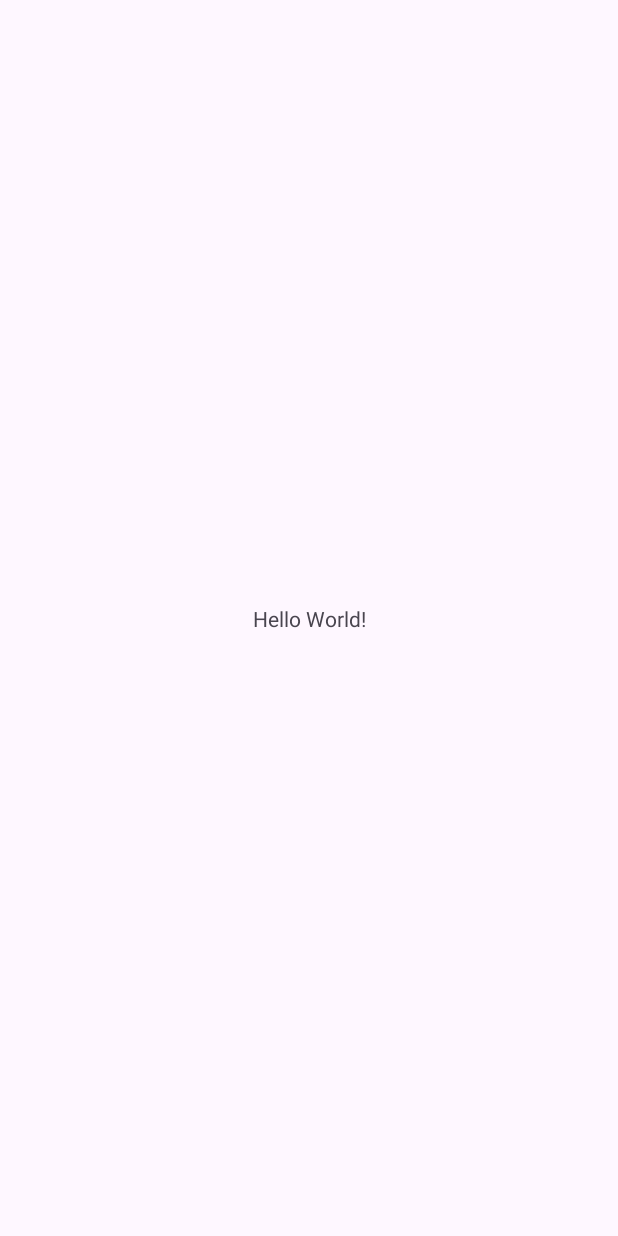
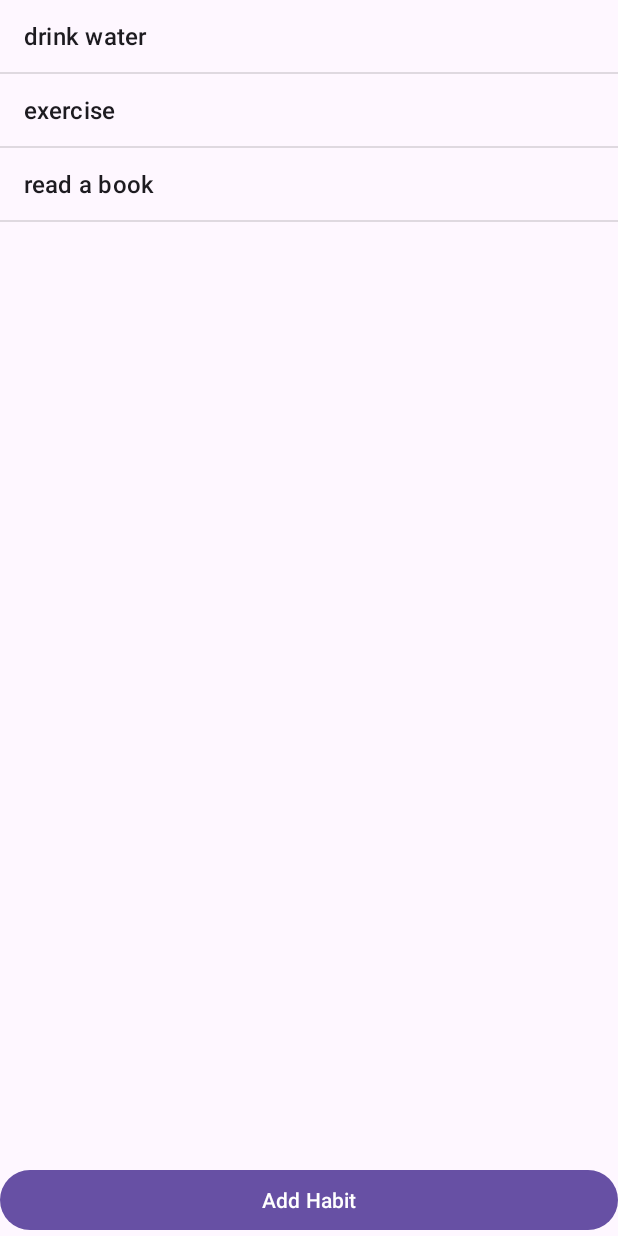
Before and after one commit to nve03g/habit_tracker_RV_NVE, an Android app: the screen it shows after launch (MainActivity), on a phone screen of 412 x 824 dp. Before the commit the screen is almost empty. Run offline under Robolectric (Android 15) with nearby library versions, the phone set to English and light mode, and no system bars.

Commit message:
hardcoded list data, button not yet functional

```diff
--- a/app/src/main/java/com/example/habit_tracker/MainActivity.kt
+++ b/app/src/main/java/com/example/habit_tracker/MainActivity.kt
@@ -1,20 +1,43 @@
 package com.example.habit_tracker
 
 import android.os.Bundle
+import android.widget.Button
+import android.widget.ListView
+import androidx.appcompat.app.AppCompatActivity
+
+/*
 import androidx.activity.enableEdgeToEdge
-import androidx.appcompat.app.AppCompatActivity
 import androidx.core.view.ViewCompat
 import androidx.core.view.WindowInsetsCompat
+*/
 
 class MainActivity : AppCompatActivity() {
     override fun onCreate(savedInstanceState: Bundle?) {
         super.onCreate(savedInstanceState)
-        enableEdgeToEdge()
+        //enableEdgeToEdge()
         setContentView(R.layout.activity_main)
-        ViewCompat.setOnApplyWindowInsetsListener(findViewById(R.id.main)) { v, insets ->
+        /*ViewCompat.setOnApplyWindowInsetsListener(findViewById(R.id.main)) { v, insets ->
             val systemBars = insets.getInsets(WindowInsetsCompat.Type.systemBars())
             v.setPadding(systemBars.left, systemBars.top, systemBars.right, systemBars.bottom)
             insets
         }
+        */
+
+        val habitListView: ListView = findViewById(R.id.habitListView)
+        val addHabitButton: Button = findViewById(R.id.addHabitButton)
+
+        // dummy list data
+        val habits = listOf("drink water", "exercise", "read a book")
+        val adapter = android.widget.ArrayAdapter(
+            this,
+            android.R.layout.simple_list_item_1,
+            habits
+        )
+        habitListView.adapter = adapter
+
+        // click button to add new habit
+        addHabitButton.setOnClickListener{
+            // here comes button functionality
+        }
     }
 }
--- a/app/src/main/res/layout/activity_main.xml
+++ b/app/src/main/res/layout/activity_main.xml
@@ -1,5 +1,6 @@
 <?xml version="1.0" encoding="utf-8"?>
-<androidx.constraintlayout.widget.ConstraintLayout xmlns:android="http://schemas.android.com/apk/res/android"
+<androidx.constraintlayout.widget.ConstraintLayout
+    xmlns:android="http://schemas.android.com/apk/res/android"
     xmlns:app="http://schemas.android.com/apk/res-auto"
     xmlns:tools="http://schemas.android.com/tools"
     android:id="@+id/main"
@@ -7,13 +8,34 @@
     android:layout_height="match_parent"
     tools:context=".MainActivity">
 
-    <TextView
+    <!-- list of habits (on top of add button) -->
+    <ListView
+        android:id="@+id/habitListView"
+        android:layout_width="0dp"
+        android:layout_height="0dp"
+        app:layout_constraintTop_toTopOf="parent"
+        app:layout_constraintBottom_toTopOf="@id/addHabitButton"
+        app:layout_constraintStart_toStartOf="parent"
+        app:layout_constraintEnd_toEndOf="parent"/>
+
+    <!-- button to add habits to the list -->
+    <Button
+        android:id="@+id/addHabitButton"
+        android:layout_width="0dp"
+        android:layout_height="wrap_content"
+        android:text="@string/add_habit"
+        app:layout_constraintBottom_toBottomOf="parent"
+        app:layout_constraintStart_toStartOf="parent"
+        app:layout_constraintEnd_toEndOf="parent"
+        app:layout_constraintTop_toBottomOf="@id/habitListView"/>
+
+    <!--<TextView
         android:layout_width="wrap_content"
         android:layout_height="wrap_content"
         android:text="Hello World!"
         app:layout_constraintBottom_toBottomOf="parent"
         app:layout_constraintEnd_toEndOf="parent"
         app:layout_constraintStart_toStartOf="parent"
-        app:layout_constraintTop_toTopOf="parent" />
+        app:layout_constraintTop_toTopOf="parent" />-->
 
 </androidx.constraintlayout.widget.ConstraintLayout>
--- a/app/src/main/res/values/strings.xml
+++ b/app/src/main/res/values/strings.xml
@@ -1,3 +1,5 @@
 <resources>
     <string name="app_name">Habit_Tracker</string>
+    <string name="add_habit">Add Habit</string>
+    <!-- hardcoded strings are bad practice! that's why we use string resources -->
 </resources>
```
